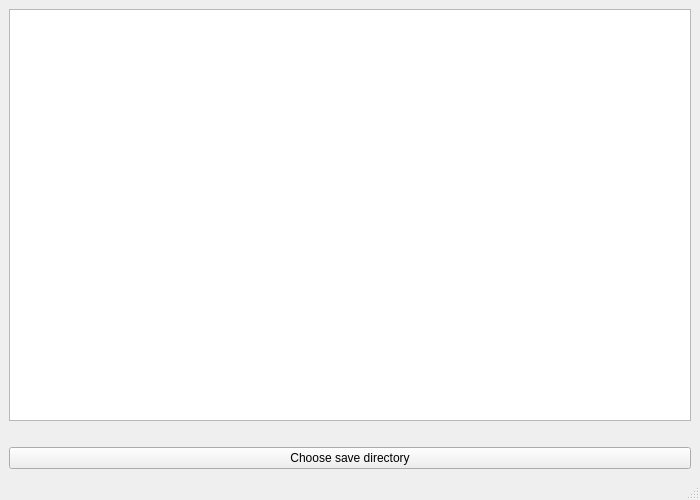
Above: practiceServer/mainwindow.ui from sdedge/productionPractice before the change. Below: the same form after it.
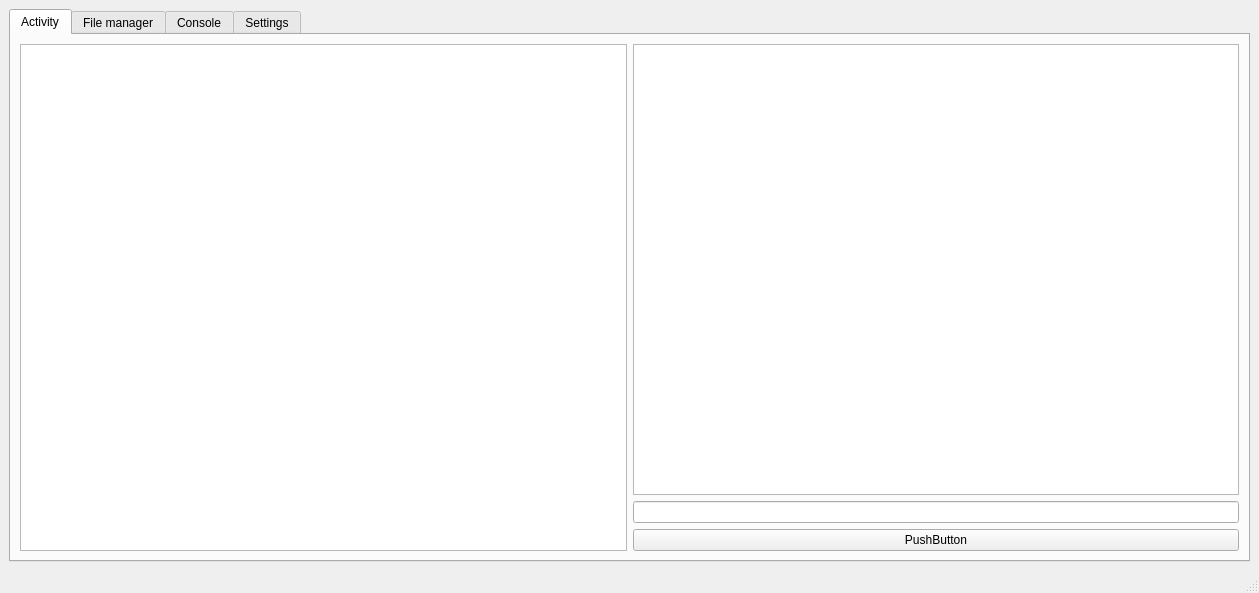
That is the form after the change.

Commit message:
Новый дизайн сервера
Разные вкладки на сервере

TODO: решить проблему с удалением сокета из вектора при отключении

What changed in the file:
```diff
--- a/practiceServer/mainwindow.ui
+++ b/practiceServer/mainwindow.ui
@@ -6,30 +6,92 @@
    <rect>
     <x>0</x>
     <y>0</y>
-    <width>700</width>
-    <height>500</height>
+    <width>1259</width>
+    <height>593</height>
    </rect>
   </property>
-  <property name="maximumSize">
-   <size>
-    <width>700</width>
-    <height>500</height>
-   </size>
-  </property>
   <property name="windowTitle">
    <string>Server</string>
   </property>
   <widget class="QWidget" name="centralwidget">
    <layout class="QGridLayout" name="gridLayout">
+    <item row="2" column="0">
+     <widget class="QTabWidget" name="serverTabWidget">
+      <property name="currentIndex">
+       <number>0</number>
+      </property>
+      <widget class="QWidget" name="activityTab">
+       <attribute name="title">
+        <string>Activity</string>
+       </attribute>
+       <layout class="QGridLayout" name="gridLayout_2">
+        <item row="0" column="1">
+         <layout class="QVBoxLayout" name="verticalLayout">
+          <item>
+           <widget class="QTextBrowser" name="ChatTextBrowser"/>
+          </item>
+          <item>
+           <widget class="QLineEdit" name="lineEdit"/>
+          </item>
+          <item>
+           <widget class="QPushButton" name="sendMsgPushButton">
+            <property name="text">
+             <string>PushButton</string>
+            </property>
+           </widget>
+          </item>
+         </layout>
+        </item>
     <item row="0" column="0">
+         <widget class="QListView" name="listView"/>
+        </item>
+       </layout>
+      </widget>
+      <widget class="QWidget" name="fileManagerTab">
+       <attribute name="title">
+        <string>File manager</string>
+       </attribute>
+      </widget>
+      <widget class="QWidget" name="consoleTab">
+       <attribute name="title">
+        <string>Console</string>
+       </attribute>
+       <layout class="QHBoxLayout" name="horizontalLayout">
+        <item>
      <widget class="QTextEdit" name="infoAboutServerTextEdit">
       <property name="readOnly">
        <bool>true</bool>
       </property>
      </widget>
     </item>
-    <item row="1" column="0">
+       </layout>
+      </widget>
+      <widget class="QWidget" name="mainInfoTab">
+       <attribute name="title">
+        <string>Settings</string>
+       </attribute>
+       <widget class="QPushButton" name="chooseSaveDirPushButton">
+        <property name="geometry">
+         <rect>
+          <x>20</x>
+          <y>20</y>
+          <width>171</width>
+          <height>29</height>
+         </rect>
+        </property>
+        <property name="text">
+         <string>Choose save directory</string>
+        </property>
+       </widget>
      <widget class="QLabel" name="dirPathLabel">
+        <property name="geometry">
+         <rect>
+          <x>20</x>
+          <y>50</y>
+          <width>421</width>
+          <height>20</height>
+         </rect>
+        </property>
       <property name="text">
        <string/>
       </property>
@@ -37,12 +99,7 @@
        <set>Qt::AlignCenter</set>
       </property>
      </widget>
-    </item>
-    <item row="2" column="0">
-     <widget class="QPushButton" name="chooseSaveDirPushButton">
-      <property name="text">
-       <string>Choose save directory</string>
-      </property>
+      </widget>
      </widget>
     </item>
    </layout>
```
Left out of the diff: 2 changed lines with no effect on the pictures. Lines whose indentation alone changed are shown as unchanged. The commit also changes 4 other files.
